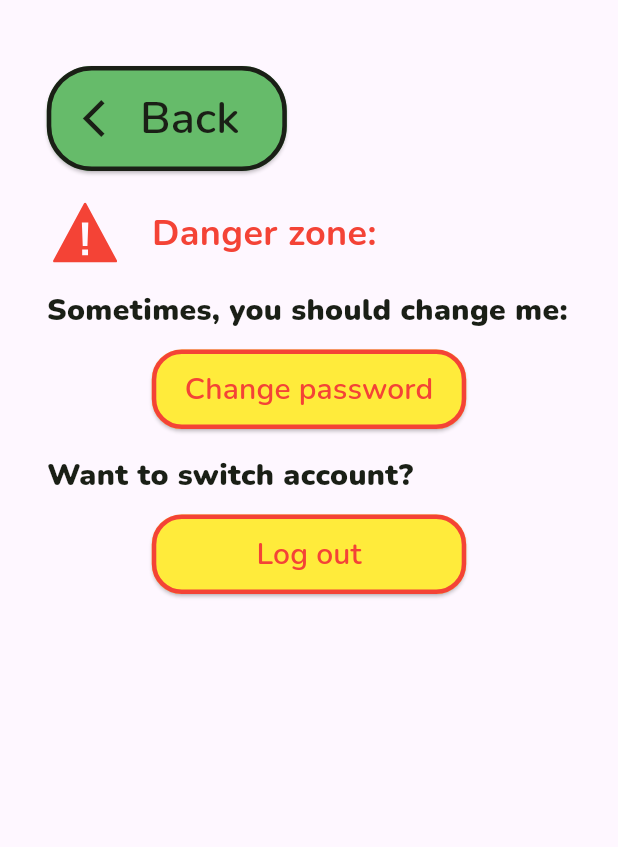
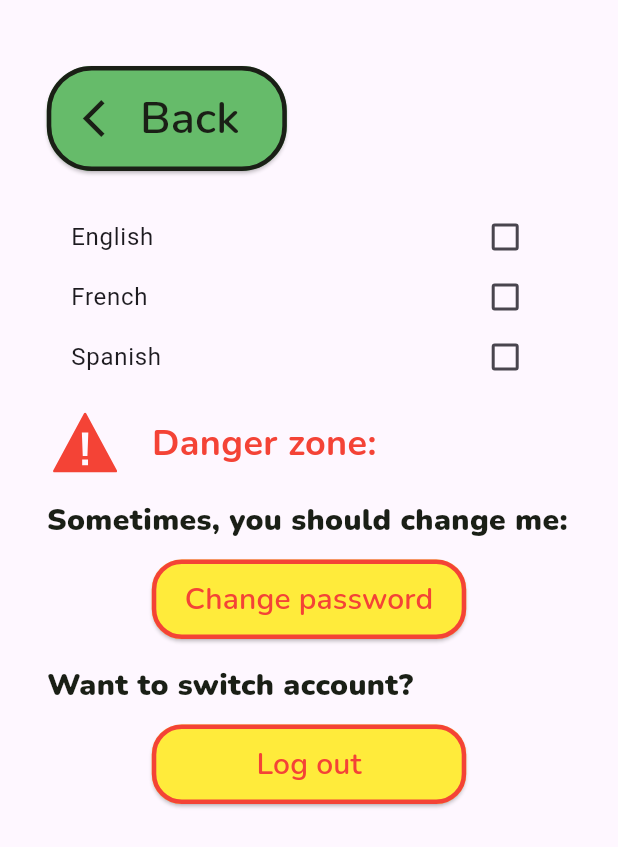
Before and after one commit to AlfredPietraru/JoggingApp, a Flutter app: the screen it shows once a user with an empty profile is signed in, in the side drawer, after a tap on "Settings", on a phone screen of 412 x 824 dp. Shown: the top 847 px of the screen. Run offline on Flutter 3.47's test engine with Material 3 defaults, Android fonts, the phone set to English and light mode, and no system bars; our stand-ins replace animated_text_kit, bloc, cloud_firestore, dartz, equatable, firebase_auth and 12 more; missing offline and left inert: disposebag, flutter_map_math, gif; accounts and stored records are empty.

Commit message:
settings work properly

```diff
--- a/l10n.yaml
+++ b/l10n.yaml
@@ -1,3 +1,3 @@
 arb-dir: lib/l10n
-template-arb-file: app_en.arb
+template-arb-file: intl_en.arb
 output-localization-file: app_localizations.dart
--- a/lib/core/cubit/app_cubit.dart
+++ b/lib/core/cubit/app_cubit.dart
@@ -1,4 +1,5 @@
 import 'dart:async';
+import 'dart:ui';
 
 import 'package:bloc/bloc.dart';
 import 'package:equatable/equatable.dart';
@@ -9,6 +10,7 @@ part 'app_state.dart';
 class AppCubit extends Cubit<AppState> {
   AppCubit({required this.userRepository})
       : super(const AppState(
+          locale: Locale('en'),
           user: null,
           status: AppStatus.initializing,
         )) {
@@ -39,21 +41,24 @@ class AppCubit extends Cubit<AppState> {
     firebaseSubscription = userRepository.userIdString().listen((id) async {
       if (id == null) {
         print("Userul nu este authentificat");
-        emit(const AppState(user: null, status: AppStatus.unauthenticated));
+        emit(const AppState(user: null, status: AppStatus.unauthenticated, locale: Locale('en')));
         return;
       }
       User? user = await userRepository.getUserFromDatabase(id);
       if (user == null) {
-        emit(const AppState(user: null, status: AppStatus.lostConnection));
+        emit(state.copyWith(status: AppStatus.lostConnection));
         return;
       }
-      emit(AppState(user: user, status: AppStatus.authenticated));
-      // userRepository.writeUserToMemory(user);
+      emit(state.copyWith(user: user, status: AppStatus.authenticated));
     });
   }
 
   void changeUser(User user) {
     emit(state.copyWith(user: user));
+  }
+
+  void changeLanguage(Locale locale) {
+    emit(state.copyWith(locale: locale));
   }
 
   void changeNumberRuns() {
--- a/lib/core/cubit/app_state.dart
+++ b/lib/core/cubit/app_state.dart
@@ -6,12 +6,15 @@ class AppState extends Equatable {
   const AppState({
     required this.user,
     required this.status,
+    required this.locale,
   });
 
+  final Locale locale;
   final User? user;
   final AppStatus status;
-  AppState copyWith({User? user, AppStatus? status}) {
+  AppState copyWith({User? user, AppStatus? status, Locale? locale}) {
     return AppState(
+      locale: locale ?? this.locale,
       status: status ?? this.status,
       user: user ?? this.user,
     );
@@ -21,5 +24,6 @@ class AppState extends Equatable {
   List<Object?> get props => [
         user,
         status,
+        locale,
       ];
 }
--- a/lib/main.dart
+++ b/lib/main.dart
@@ -3,6 +3,7 @@ import 'package:firebase_core/firebase_core.dart';
 import 'package:flutter_bloc/flutter_bloc.dart';
 import 'package:flutter_localizations/flutter_localizations.dart';
 import 'package:jogging/core/cubit/app_cubit.dart';
+import 'package:jogging/generated/l10n.dart';
 import 'package:jogging/notification_service.dart';
 import 'package:jogging/pages/landing_page.dart';
 import 'package:jogging/auth/repository.dart';
@@ -65,16 +66,15 @@ class _MyAppState extends State<MyApp> {
     final status = context.select((AppCubit cubit) => cubit.state.status);
 
     return MaterialApp(
+      locale: context.select((AppCubit cubit) => cubit.state.locale),
       localizationsDelegates: const [
+        S.delegate,
         GlobalMaterialLocalizations.delegate,
         GlobalWidgetsLocalizations.delegate,
         GlobalCupertinoLocalizations.delegate,
       ],
-      supportedLocales: const [
-        Locale('en'),
-        Locale('es'),
-        Locale('fr'),
-      ],
+
+      supportedLocales: S.delegate.supportedLocales,
       title: 'Flutter Demo',
       theme: ThemeData(
         colorScheme: ColorScheme.fromSeed(seedColor: Colors.deepPurple),
--- a/lib/pages/settings_page.dart
+++ b/lib/pages/settings_page.dart
@@ -5,6 +5,7 @@ import 'package:jogging/core/widgets/back_button.dart';
 import 'package:jogging/core/constants.dart';
 import 'package:jogging/core/cubit/app_cubit.dart';
 import 'package:jogging/gen/assets.gen.dart';
+import 'package:jogging/generated/l10n.dart';
 import 'package:jogging/pages/landing_page.dart';
 
 class SettingsPage extends StatefulWidget {
@@ -41,6 +42,55 @@ class _SettingsPageState extends State<SettingsPage> {
                 child: MyBackButton(),
               ),
               const SizedBox(height: AppSpacing.lg),
+              SizedBox(
+                width: 40,
+                height: 40,
+                child: CheckboxListTile(
+                  title: const Text("English"),
+                  value:
+                      context.read<AppCubit>().state.locale.countryCode == 'en',
+                  onChanged: (bool? value) {
+                    if (value == true) {
+                      context
+                          .read<AppCubit>()
+                          .changeLanguage(const Locale('en'));
+                    }
+                  },
+                ),
+              ),
+              SizedBox(
+                width: 40,
+                height: 40,
+                child: CheckboxListTile(
+                  title: const Text("French"),
+                  value:
+                      context.read<AppCubit>().state.locale.countryCode == 'fr',
+                  onChanged: (bool? value) {
+                    if (value == true) {
+                      context
+                          .read<AppCubit>()
+                          .changeLanguage(const Locale('fr'));
+                    }
+                  },
+                ),
+              ),
+              SizedBox(
+                width: 40,
+                height: 40,
+                child: CheckboxListTile(
+                  title: const Text("Spanish"),
+                  value:
+                      context.read<AppCubit>().state.locale.countryCode == 'es',
+                  onChanged: (bool? value) {
+                    if (value == true) {
+                      context
+                          .read<AppCubit>()
+                          .changeLanguage(const Locale('es'));
+                    }
+                  },
+                ),
+              ),
+              const SizedBox(height: 20),
               Row(
                 children: [
                   SvgPicture.asset(
@@ -52,22 +102,26 @@ class _SettingsPageState extends State<SettingsPage> {
                   ),
                   const SizedBox(width: 20),
                   Text(
-                    'Danger zone:',
+                    S.of(context).dangerZone,
+                    // 'Danger zone:',
                     style: AppTextStyle.headline1.copyWith(color: Colors.red),
                   ),
                 ],
               ),
               const SizedBox(height: AppSpacing.md),
-              Text('Sometimes, you should change me:',
+              Text(S.of(context).changeMe,
+                  // 'Sometimes, you should change me:',
                   style: AppTextStyle.body.copyWith(fontSize: 20)),
               const SizedBox(height: AppSpacing.md),
               _DangerousButton(
                 onPressed: () {},
-                text: "Change password",
+                text: S.of(context).changePassword,
+                // "Change password",
               ),
               const SizedBox(height: AppSpacing.lg),
               Text(
-                'Want to switch account?',
+                S.of(context).switchAccount,
+                // 'Want to switch account?',
                 style: AppTextStyle.body.copyWith(fontSize: 20),
               ),
               const SizedBox(height: AppSpacing.md),
@@ -78,7 +132,8 @@ class _SettingsPageState extends State<SettingsPage> {
                       builder: (BuildContext context) =>
                           const LogOutAlertDialog());
                 },
-                text: "Log out",
+                text: S.of(context).logOut,
+                // "Log out",
               ),
             ],
           ),
```
Also changed, not shown: lib/generated/intl/messages_all.dart, lib/generated/intl/messages_en.dart, lib/generated/intl/messages_es.dart (added), lib/generated/intl/messages_fr.dart (added), lib/generated/l10n.dart.
